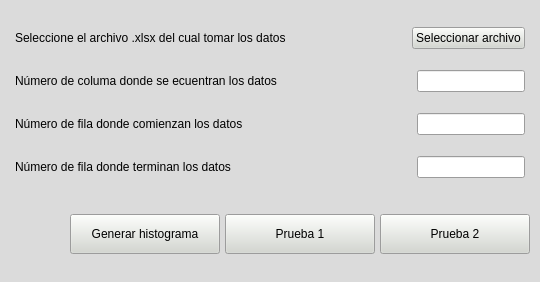
MMariatti/SIM4K4, file tp2/toma_datos/interfaz/ventana_toma_datos.ui: the form before one commit.
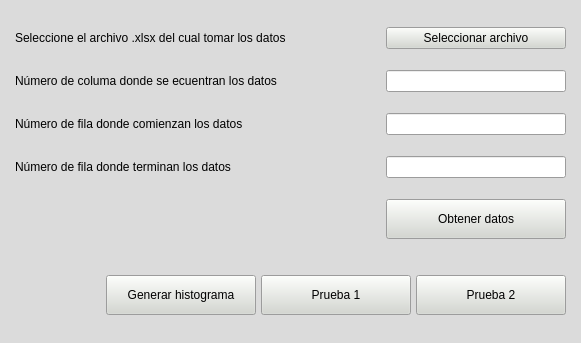
The form after the commit. Icons and pictures are not drawn.

Commit message: Desarrollo toma de datos desde xlsx

Diff of the .ui file:
```diff
--- a/tp2/toma_datos/interfaz/ventana_toma_datos.ui
+++ b/tp2/toma_datos/interfaz/ventana_toma_datos.ui
@@ -6,14 +6,14 @@
    <rect>
     <x>0</x>
     <y>0</y>
-    <width>540</width>
-    <height>282</height>
+    <width>581</width>
+    <height>343</height>
    </rect>
   </property>
   <property name="minimumSize">
    <size>
-    <width>540</width>
-    <height>282</height>
+    <width>581</width>
+    <height>343</height>
    </size>
   </property>
   <property name="palette">
@@ -154,15 +154,6 @@
        </color>
       </brush>
      </colorrole>
-     <colorrole role="PlaceholderText">
-      <brush brushstyle="NoBrush">
-       <color alpha="128">
-        <red>0</red>
-        <green>0</green>
-        <blue>0</blue>
-       </color>
-      </brush>
-     </colorrole>
     </active>
     <inactive>
      <colorrole role="WindowText">
@@ -300,15 +291,6 @@
        </color>
       </brush>
      </colorrole>
-     <colorrole role="PlaceholderText">
-      <brush brushstyle="NoBrush">
-       <color alpha="128">
-        <red>0</red>
-        <green>0</green>
-        <blue>0</blue>
-       </color>
-      </brush>
-     </colorrole>
     </inactive>
     <disabled>
      <colorrole role="WindowText">
@@ -446,15 +428,6 @@
        </color>
       </brush>
      </colorrole>
-     <colorrole role="PlaceholderText">
-      <brush brushstyle="NoBrush">
-       <color alpha="128">
-        <red>0</red>
-        <green>0</green>
-        <blue>0</blue>
-       </color>
-      </brush>
-     </colorrole>
     </disabled>
    </palette>
   </property>
@@ -541,6 +514,12 @@
             <verstretch>0</verstretch>
            </sizepolicy>
           </property>
+          <property name="minimumSize">
+           <size>
+            <width>180</width>
+            <height>0</height>
+           </size>
+          </property>
           <property name="text">
            <string>Seleccionar archivo</string>
           </property>
@@ -595,7 +574,7 @@
           </property>
           <property name="minimumSize">
            <size>
-            <width>100</width>
+            <width>180</width>
             <height>0</height>
            </size>
           </property>
@@ -650,7 +629,7 @@
           </property>
           <property name="minimumSize">
            <size>
-            <width>100</width>
+            <width>180</width>
             <height>0</height>
            </size>
           </property>
@@ -705,7 +684,7 @@
           </property>
           <property name="minimumSize">
            <size>
-            <width>100</width>
+            <width>180</width>
             <height>0</height>
            </size>
           </property>
@@ -713,6 +692,51 @@
         </item>
        </layout>
       </item>
+      <item>
+       <layout class="QHBoxLayout" name="lyt_horizontal_1_4">
+        <property name="spacing">
+         <number>5</number>
+        </property>
+        <property name="leftMargin">
+         <number>5</number>
+        </property>
+        <property name="topMargin">
+         <number>3</number>
+        </property>
+        <property name="rightMargin">
+         <number>5</number>
+        </property>
+        <property name="bottomMargin">
+         <number>3</number>
+        </property>
+        <item>
+         <spacer name="spacer_horizontal_4">
+          <property name="orientation">
+           <enum>Qt::Horizontal</enum>
+          </property>
+          <property name="sizeHint" stdset="0">
+           <size>
+            <width>0</width>
+            <height>0</height>
+           </size>
+          </property>
+         </spacer>
+        </item>
+        <item>
+         <widget class="QPushButton" name="btn_obtener_datos">
+          <property name="minimumSize">
+           <size>
+            <width>180</width>
+            <height>40</height>
+           </size>
+          </property>
+          <property name="text">
+           <string>Obtener datos</string>
+          </property>
+         </widget>
+        </item>
+       </layout>
+      </item>
       <item>
        <spacer name="spacer_vertical_0">
         <property name="orientation">
@@ -730,24 +754,24 @@
        </spacer>
       </item>
       <item>
-       <layout class="QHBoxLayout" name="lyt_horizontal_1_4">
+       <layout class="QHBoxLayout" name="lyt_horizontal_1_5">
         <property name="spacing">
          <number>5</number>
         </property>
         <property name="leftMargin">
-         <number>0</number>
+         <number>5</number>
         </property>
         <property name="topMargin">
          <number>3</number>
         </property>
         <property name="rightMargin">
-         <number>0</number>
+         <number>5</number>
         </property>
         <property name="bottomMargin">
          <number>3</number>
         </property>
         <item>
-         <spacer name="spacer_horizontal_4">
+         <spacer name="spacer_horizontal_5">
           <property name="orientation">
            <enum>Qt::Horizontal</enum>
           </property>
```
The commit also changes 5 other files.
